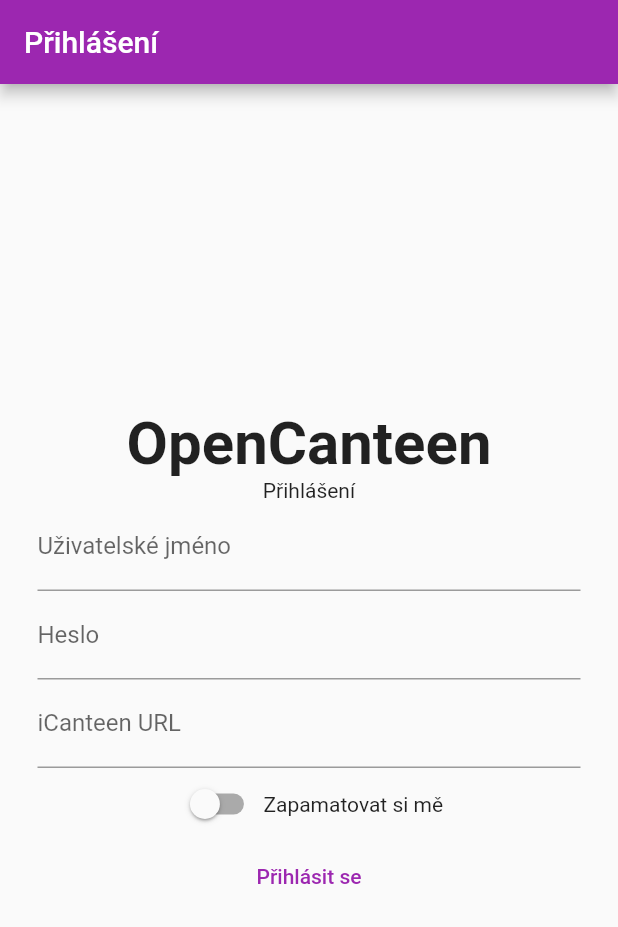
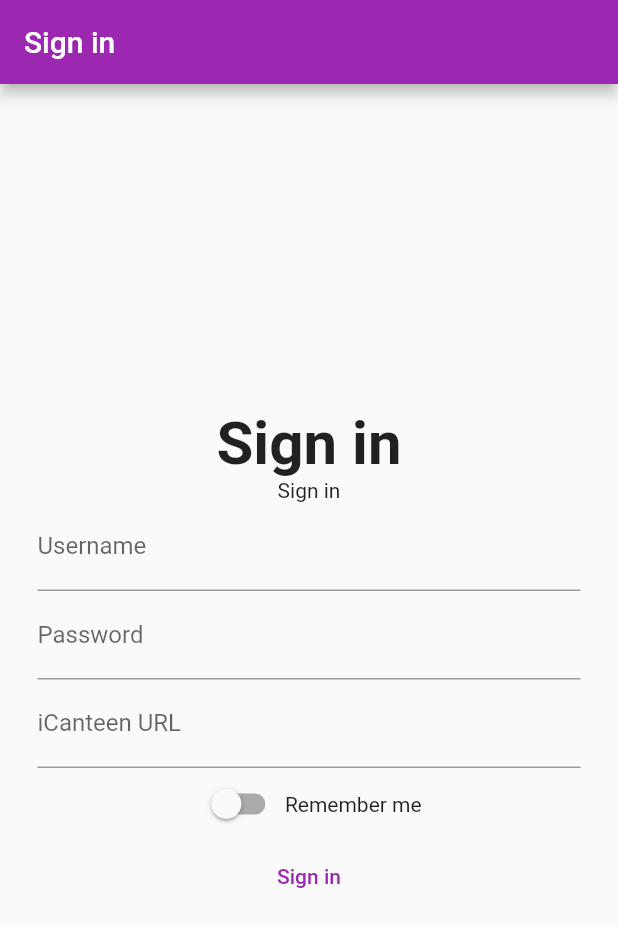
Before and after one commit to hernikplays/opencanteen, a Flutter app: the screen it shows after launch, on a phone screen of 412 x 824 dp. Shown: the top 927 px of the screen. Run offline on Flutter 3.47's test engine with Material 2 defaults, Android fonts, the phone set to English and light mode, and no system bars; our stand-ins replace connectivity_plus, flutter_secure_storage, shared_preferences; missing offline and left inert: canteenlib.

Commit message:
V podstate jazyky ready

```diff
--- a/lib/lang/lang.dart
+++ b/lib/lang/lang.dart
@@ -6,6 +6,8 @@
   }
 
   String get appName;
+
+  String get home;
 
   // Login
 
@@ -36,6 +38,8 @@
   String get disagree;
 
   String get loginFailed;
+
+  String get warning;
 
   // Jídelníček
 
@@ -99,6 +103,10 @@
 
   String get order;
 
+  // About
+
+  String get usedLibs;
+
   // Settings
 
   String get settings;
--- a/lib/lang/lang_cz.dart
+++ b/lib/lang/lang_cz.dart
@@ -37,6 +37,9 @@
 
   @override
   String get friday => "Pátek";
+
+  @override
+  String get home => "Domů";
 
   @override
   String get httpLogin =>
@@ -131,10 +134,16 @@
   String get tuesday => "Úterý";
 
   @override
+  String get usedLibs => "Použité knihovny:";
+
+  @override
   String get username => "Uživatelské jméno";
 
   @override
   String get verifyExchange => "Opravdu chcete vložit jídlo na burzu?";
+
+  @override
+  String get warning => "Pozor!";
 
   @override
   String get wednesday => "Středa";
--- a/lib/lang/lang_en.dart
+++ b/lib/lang/lang_en.dart
@@ -2,143 +2,153 @@
 
 class LanguageEn extends Languages {
   @override
-  String get about => "O Aplikaci";
+  String get about => "About";
 
   @override
-  String get agree => "Souhlasím";
+  String get agree => "I agree";
 
   @override
   String get appName => "OpenCanteen";
 
   @override
-  String get balance => "Kredit: ";
+  String get balance => "Balance: ";
 
   @override
-  String get cannotOrder => "Nelze objednat";
+  String get cannotOrder => "Cannot order";
 
   @override
-  String get close => "Zavřít";
+  String get close => "Close";
 
   @override
-  String get disagree => "Nesouhlasím";
+  String get disagree => "I disagree";
 
   @override
   String get errorContacting =>
-      "Nastala chyba při kontaktování serveru, zkontrolujte připojení";
+      "Failed to contact the server, check your connection.";
 
   @override
-  String get errorOrdering => "Jídlo se nepodařilo objednat";
+  String get errorOrdering => "Could not order food.";
 
   @override
-  String get exchange => "Burza";
+  String get exchange => "Exchange";
 
   @override
-  String get exchangeError => "Nepodařilo se vložit jídlo na burzu";
+  String get exchangeError => "Could not put food on exchange.";
 
   @override
-  String get friday => "Pátek";
+  String get friday => "Friday";
+
+  @override
+  String get home => "Home";
 
   @override
   String get httpLogin =>
-      "Snažíte se přihlásit přes nešifrované spojení HTTP, jste si jisti, že tak chcete učinit?";
+      "You are trying to sign in using an insecure HTTP connection, are you sure you want to continue?";
 
   @override
   String get iCanteenUrl => "iCanteen URL";
 
   @override
-  String get inExchange => "V BURZE";
+  String get inExchange => "ON EXCHANGE";
 
   @override
-  String get loading => "Načítání...";
+  String get loading => "Loading...";
 
   @override
-  String get logIn => "Přihlášení";
+  String get logIn => "Sign in";
 
   @override
-  String get loggingIn => "Přihlašuji vás...";
+  String get loggingIn => "Signing you in...";
 
   @override
-  String get loginFailed => "Přihlášení se nezdařilo";
+  String get loginFailed => "Sign in failed";
 
   @override
-  String get menu => "Jídelníček";
+  String get menu => "Food Menu";
 
   @override
-  String get monday => "Pondělí";
+  String get monday => "Monday";
 
   @override
-  String get no => "Ne";
+  String get no => "No";
 
   @override
-  String get noChange => "Ne, změnit";
+  String get noChange => "No, change";
 
   @override
-  String get noExchange => "Žádné jídlo v burze";
+  String get noExchange => "No meal in exchange";
 
   @override
-  String get noFood => "Žádné jídlo pro tento den";
+  String get noFood => "No meal for this day";
 
   @override
   String get notOfficial =>
-      "Toto není oficiální aplikace k ovládání iCanteen. Autor neručí za ztráty nebo nefunkčnost v souvislosti s používáním této aplikace. Tato zpráva se znovu neukáže.";
+      "This is not an official app for accessing iCanteen. The author is not responsible for non-functionality or losses while using this app. This message will not appear again.";
 
   @override
   String get ok => "OK";
 
   @override
-  String get order => "Objednat";
+  String get order => "Order";
 
   @override
-  String get orderSuccess => "Jídlo bylo úspěšně objednáno";
+  String get orderSuccess => "Meal ordered succesfully";
 
   @override
-  String get ordered => "Objednáno";
+  String get ordered => "Ordered";
 
   @override
-  String get ordering => "Objednávám...";
+  String get ordering => "Ordering...";
 
   @override
-  String get password => "Heslo";
+  String get password => "Password";
 
   @override
-  String get pullToReload => "Potáhněte zvrchu pro načtení";
+  String get pullToReload => "Pull to reload";
 
   @override
-  String get rememberMe => "Zapamatovat si mě";
+  String get rememberMe => "Remember me";
 
   @override
-  String get reportBugs => "Nahlásit chybu";
+  String get reportBugs => "Report bug";
 
   @override
-  String get saturday => "Sobota";
+  String get saturday => "Saturday";
 
   @override
-  String get saveOffline => "Ukládat jídelníček na dnešní den offline";
+  String get saveOffline => "Save today`s menu offline";
 
   @override
-  String get settings => "Nastavení";
+  String get settings => "Settings";
 
   @override
-  String get signOut => "Odhlásit se";
+  String get signOut => "Sign out";
 
   @override
-  String get sunday => "Neděle";
+  String get sunday => "Sunday";
 
   @override
-  String get thursday => "Čtvrtek";
+  String get thursday => "Thursday";
 
   @override
-  String get tuesday => "Úterý";
+  String get tuesday => "Tuesday";
 
   @override
-  String get username => "Uživatelské jméno";
+  String get usedLibs => "Used libraries:";
 
   @override
-  String get verifyExchange => "Opravdu chcete vložit jídlo na burzu?";
+  String get username => "Username";
 
   @override
-  String get wednesday => "Středa";
+  String get verifyExchange =>
+      "Are you sure you want to put this meal on exchange?";
 
   @override
-  String get yes => "Ano";
+  String get warning => "Warning!";
+
+  @override
+  String get wednesday => "Wednesday";
+
+  @override
+  String get yes => "Yes";
 }
--- a/lib/main.dart
+++ b/lib/main.dart
@@ -43,8 +43,8 @@
         AppLocalizationsDelegate(),
         ...GlobalMaterialLocalizations.delegates
       ],
-      supportedLocales: const [Locale("cs"), Locale("en")],
-      title: 'OpenCanteen',
+      supportedLocales: const [Locale("cs", ""), Locale("en", "")],
+      title: "OpenCanteen",
       theme: ThemeData(
         primarySwatch: Colors.purple,
       ),
@@ -78,9 +78,8 @@
       if (connectivityResult == ConnectivityResult.none) {
         ScaffoldMessenger.of(context).hideCurrentSnackBar();
         ScaffoldMessenger.of(context).showSnackBar(
-          const SnackBar(
-            content: Text(
-                "Nastala chyba při kontaktování serveru, zkontrolujte připojení"),
+          SnackBar(
+            content: Text(Languages.of(context)!.errorContacting),
           ),
         );
       }
@@ -92,12 +91,12 @@
             builder: (_) => Dialog(
                   child: SizedBox(
                     height: 100,
-                    child: Row(children: const [
-                      Padding(
+                    child: Row(children: [
+                      const Padding(
                         padding: EdgeInsets.all(10),
                         child: CircularProgressIndicator(),
                       ),
-                      Text("Přihlašuji vás")
+                      Text(Languages.of(context)!.loggingIn)
                     ]),
                   ),
                 ));
@@ -106,8 +105,8 @@
         if (!l) {
           ScaffoldMessenger.of(context).hideCurrentSnackBar();
           ScaffoldMessenger.of(context).showSnackBar(
-            const SnackBar(
-              content: Text("Přihlášení se nezdařilo, zkontrolujte údaje"),
+            SnackBar(
+              content: Text(Languages.of(context)!.loginFailed),
             ),
           );
           return;
@@ -128,7 +127,7 @@
   Widget build(BuildContext context) {
     return Scaffold(
         appBar: AppBar(
-          title: const Text("Přihlášení"),
+          title: Text(Languages.of(context)!.logIn),
           automaticallyImplyLeading: false,
         ),
         body: Center(
@@ -138,31 +137,33 @@
               child: Column(
                 mainAxisAlignment: MainAxisAlignment.center,
                 children: <Widget>[
-                  const Text(
-                    'OpenCanteen',
+                  Text(
+                    Languages.of(context)!.logIn,
                     textAlign: TextAlign.center,
-                    style: TextStyle(fontWeight: FontWeight.bold, fontSize: 40),
+                    style: const TextStyle(
+                        fontWeight: FontWeight.bold, fontSize: 40),
                   ),
-                  const Text(
-                    'Přihlášení',
+                  Text(
+                    Languages.of(context)!.logIn,
                     textAlign: TextAlign.center,
                   ),
                   TextField(
                     controller: userControl,
                     autofillHints: const [AutofillHints.username],
-                    decoration:
-                        const InputDecoration(labelText: 'Uživatelské jméno'),
+                    decoration: InputDecoration(
+                        labelText: Languages.of(context)!.username),
                   ),
                   TextField(
                     autofillHints: const [AutofillHints.password],
-                    decoration: const InputDecoration(labelText: 'Heslo'),
+                    decoration: InputDecoration(
+                        labelText: Languages.of(context)!.password),
                     controller: passControl,
                     obscureText: true,
                   ),
                   TextField(
                     autofillHints: const [AutofillHints.url],
-                    decoration:
-                        const InputDecoration(labelText: 'iCanteen URL'),
+                    decoration: InputDecoration(
+                        labelText: Languages.of(context)!.iCanteenUrl),
                     keyboardType: TextInputType.url,
                     controller: canteenControl,
                   ),
@@ -174,7 +175,7 @@
                             rememberMe = value;
                           });
                         }),
-                    const Text("Zapamatovat si mě")
+                    Text(Languages.of(context)!.rememberMe)
                   ]),
                   TextButton(
                       onPressed: () async {
@@ -183,19 +184,21 @@
                           var d = await showDialog<bool>(
                               context: context,
                               builder: (c) => AlertDialog(
-                                    title: const Text("Varování!"),
-                                    content: const SingleChildScrollView(
+                                    title: Text(Languages.of(context)!.warning),
+                                    content: SingleChildScrollView(
                                         child: Text(
-                                            "Snažíte se přihlásit přes nešifrované spojení HTTP, jste si jisti, že tak chcete učinit?")),
+                                            Languages.of(context)!.httpLogin)),
                                     actions: [
                                       TextButton(
                                           onPressed: () =>
                                               Navigator.pop(c, true),
-                                          child: const Text("Ano")),
+                                          child:
+                                              Text(Languages.of(context)!.yes)),
                                       TextButton(
                                           onPressed: () =>
                                               Navigator.pop(c, false),
-                                          child: const Text("Ne, změnit"))
+                                          child: Text(
+                                              Languages.of(context)!.noChange))
                                     ],
                                   ));
                           if (!d!) return;
@@ -208,19 +211,21 @@
                           var d = await showDialog<bool>(
                               context: context,
                               builder: (c) => AlertDialog(
-                                    title: const Text("Pozor"),
-                                    content: const SingleChildScrollView(
-                                        child: Text(
-                                            "Toto není oficiální aplikace k ovládání iCanteen. Autor neručí za ztráty nebo nefunkčnost v souvislosti s používáním této aplikace. Tato zpráva se znovu neukáže.")),
+                                    title: Text(Languages.of(context)!.warning),
+                                    content: SingleChildScrollView(
+                                        child: Text(Languages.of(context)!
+                                            .notOfficial)),
                                     actions: [
                                       TextButton(
                                           onPressed: () =>
                                               Navigator.pop(c, true),
-                                          child: const Text("Souhlasím")),
+                                          child: Text(
+                                              Languages.of(context)!.agree)),
                                       TextButton(
                                           onPressed: () =>
                                               Navigator.pop(c, false),
-                                          child: const Text("Nesouhlasím"))
+                                          child: Text(
+                                              Languages.of(context)!.disagree))
                                     ],
                                   ));
                           if (!d!) return;
@@ -237,9 +242,8 @@
                         if (!l) {
                           ScaffoldMessenger.of(context).hideCurrentSnackBar();
                           ScaffoldMessenger.of(context).showSnackBar(
-                            const SnackBar(
-                              content: Text(
-                                  "Přihlášení se nezdařilo, zkontrolujte údaje"),
+                            SnackBar(
+                              content: Text(Languages.of(context)!.loginFailed),
                             ),
                           );
                           return;
@@ -257,7 +261,7 @@
                                   )),
                         );
                       },
-                      child: const Text("Přihlásit se")),
+                      child: Text(Languages.of(context)!.logIn)),
                 ],
               ),
             ),
@@ -276,6 +280,7 @@
   Future<Languages> load(Locale locale) => _load(locale);
 
   static Future<Languages> _load(Locale locale) async {
+    debugPrint(locale.countryCode);
     switch (locale.languageCode) {
       case 'cs':
         return LanguageCz();
```
Also changed, not shown: lib/okna/about.dart (+5 -2 lines), lib/okna/burza.dart (+21 -19 lines), lib/okna/jidelnicek.dart (+43 -40 lines), lib/util.dart (+9 -8 lines), pubspec.lock, 8 other files.
